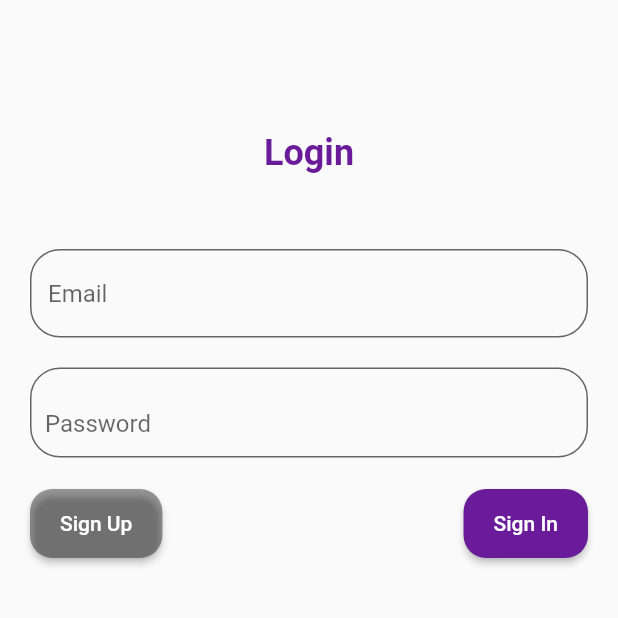
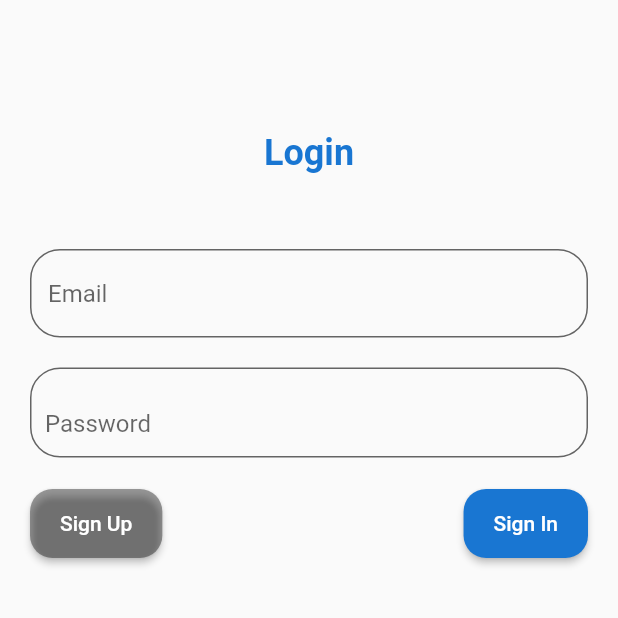
Before and after one commit to Flutter-OJT-Applications/GetX-Middleware, a Flutter app: the screen it shows after launch, on a phone screen of 412 x 824 dp, the top half of it. Run offline on Flutter 3.47's test engine with Material 2 defaults, Android fonts, the phone set to English and light mode, and no system bars; our stand-ins replace flutter_secure_storage, get, logger, sqflite; accounts and stored records are empty.

Commit message:
change primary color

```diff
--- a/lib/screens/commons/common_widget.dart
+++ b/lib/screens/commons/common_widget.dart
@@ -7,23 +7,23 @@ typedef TodoTileCallback = Function(int id);
 
 class CommonWidget{
   static MaterialColor appColors = const MaterialColor(
-    0xff6a1b9a, // Set the primary color to a violet shade
+    0xff1976d2, // Set the primary color to a classic blue shade
     <int, Color>{
-      50: Color(0xfff3e5f5),
-      100: Color(0xffe1bee7),
-      200: Color(0xffce93d8),
-      300: Color(0xffba68c8),
-      400: Color(0xffab47bc),
-      500: Color(0xff9c27b0), // Adjusted to a violet shade
-      600: Color(0xff8e24aa),
-      700: Color(0xff7b1fa2),
-      800: Color(0xff6a1b9a), // Adjusted to a violet shade
-      900: Color(0xff4a148c),
+      50: Color(0xffe3f2fd),
+      100: Color(0xffbbdefb),
+      200: Color(0xff90caf9),
+      300: Color(0xff64b5f6),
+      400: Color(0xff42a5f5),
+      500: Color(0xff2196f3), // Main classic blue shade
+      600: Color(0xff1e88e5),
+      700: Color(0xff1976d2),
+      800: Color(0xff1565c0),
+      900: Color(0xff0d47a1),
     },
   );
 
   static final ThemeData lightTheme = ThemeData(
-    primaryColor: Colors.purple,
+    primaryColor: appColors,
     // Set the primary color to violet
     colorScheme: ColorScheme.fromSwatch(primarySwatch: CommonWidget.appColors),
     textTheme: TextTheme(
```
